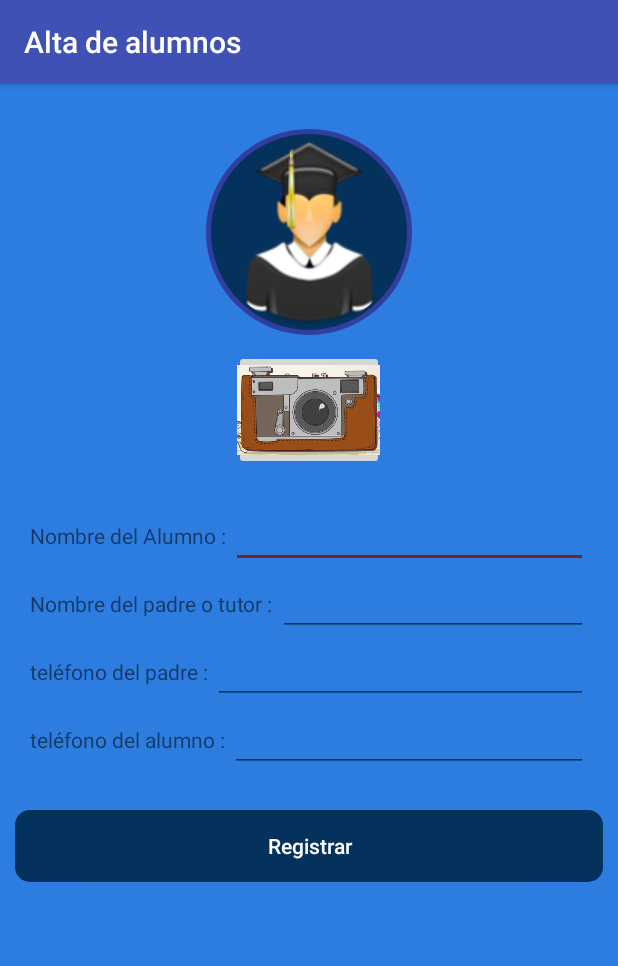
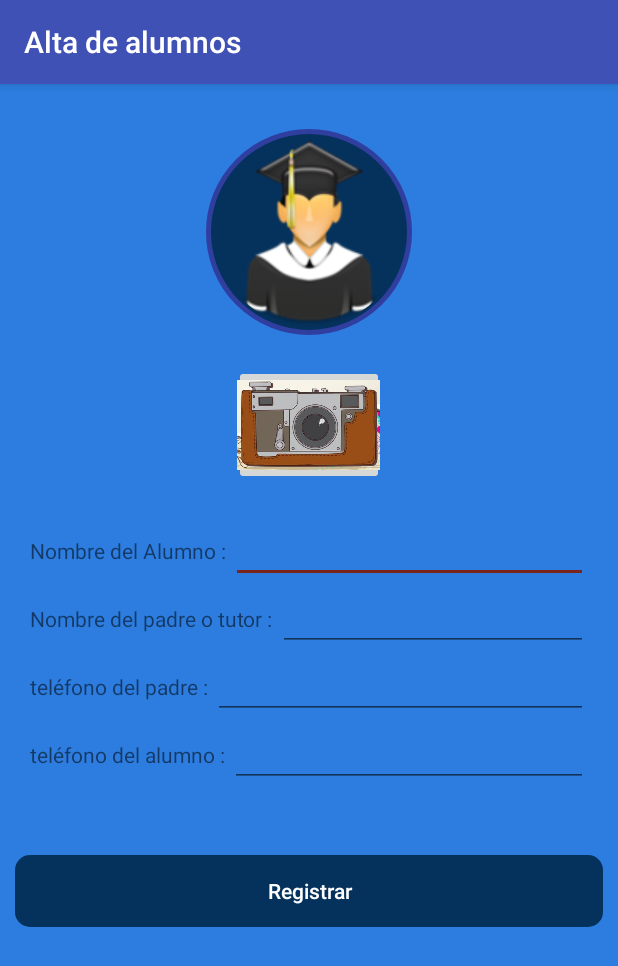
Before and after one commit to linkin123/GestorAsesorias, an Android app: the AltaAlumnoActivity screen opened directly, with no data from a screen before it, on a phone screen of 412 x 824 dp. Shown: the top 966 px of the screen. Run offline under Robolectric (Android 15) with nearby library versions, the phone set to English and light mode, and no system bars; our stand-ins replace ButterKnife, CircleImageView; libraries missing offline, so code that uses them is left out: javax.mail; pictures from the network do not load.

Commit message:
update altaalumno maestro progresbar pendientes

```diff
--- a/app/src/main/res/layout/activity_alta_alumno.xml
+++ b/app/src/main/res/layout/activity_alta_alumno.xml
@@ -1,5 +1,6 @@
 <?xml version="1.0" encoding="utf-8"?>
-<android.support.constraint.ConstraintLayout xmlns:android="http://schemas.android.com/apk/res/android"
+<android.support.constraint.ConstraintLayout
+    xmlns:android="http://schemas.android.com/apk/res/android"
     xmlns:app="http://schemas.android.com/apk/res-auto"
     android:layout_width="match_parent"
     android:layout_height="match_parent"
@@ -7,9 +8,16 @@
 
     <ScrollView
         android:layout_width="match_parent"
-        android:layout_height="wrap_content" />
+        android:layout_height="wrap_content" >
 
-    <de.hdodenhof.circleimageview.CircleImageView xmlns:app="http://schemas.android.com/apk/res-auto"
+        <LinearLayout
+            android:id="@+id/layout_alta_alumno"
+            android:layout_width="match_parent"
+            android:layout_height="wrap_content"
+            android:gravity="center"
+            android:orientation="vertical">
+
+        <de.hdodenhof.circleimageview.CircleImageView xmlns:app="http://schemas.android.com/apk/res-auto"
         android:id="@+id/profile_cv_contact_alumno"
         android:layout_width="137dp"
         android:layout_height="137dp"
@@ -17,10 +25,7 @@
         android:layout_marginTop="30dp"
         android:background="@drawable/profile_borde_image"
         android:padding="5dp"
-        android:src="@drawable/ic_alumnos"
-        app:layout_constraintEnd_toEndOf="parent"
-        app:layout_constraintStart_toStartOf="parent"
-        app:layout_constraintTop_toTopOf="parent" />
+        android:src="@drawable/ic_alumnos" />
 
     <ImageButton
         android:id="@+id/ib_camera_alumno"
@@ -28,20 +33,14 @@
         android:layout_height="80dp"
         android:layout_marginTop="10dp"
         android:scaleType="centerCrop"
-        android:src="@drawable/ic_camara"
-        app:layout_constraintEnd_toEndOf="parent"
-        app:layout_constraintStart_toStartOf="parent"
-        app:layout_constraintTop_toBottomOf="@+id/profile_cv_contact_alumno" />
+        android:src="@drawable/ic_camara" />
 
     <LinearLayout
         android:id="@+id/lly_datos"
         android:layout_width="match_parent"
         android:layout_height="wrap_content"
         android:layout_margin="20dp"
-        android:orientation="vertical"
-        app:layout_constraintEnd_toEndOf="parent"
-        app:layout_constraintStart_toStartOf="parent"
-        app:layout_constraintTop_toBottomOf="@id/ib_camera_alumno">
+        android:orientation="vertical">
 
         <LinearLayout
             android:layout_width="match_parent"
@@ -58,7 +57,6 @@
                 android:id="@+id/et_alta_alumno_nombre"
                 android:layout_width="match_parent"
                 android:layout_height="wrap_content" />
-
         </LinearLayout>
 
         <LinearLayout
@@ -76,7 +74,6 @@
                 android:id="@+id/et_alta_alumno_padre_nombre"
                 android:layout_width="fill_parent"
                 android:layout_height="wrap_content" />
-
         </LinearLayout>
 
         <LinearLayout
@@ -126,12 +123,21 @@
         android:layout_marginTop="25dp"
         android:background="@drawable/btn"
         android:text="Registrar"
-
         android:textAllCaps="false"
         android:textColor="#fff"
         app:layout_constraintEnd_toEndOf="parent"
         app:layout_constraintStart_toStartOf="parent"
         app:layout_constraintTop_toBottomOf="@+id/lly_datos" />
 
+        </LinearLayout>
+
+
+    </ScrollView>
+
+        <ProgressBar
+            android:visibility="gone"
+            android:id="@+id/layout_progressbar"
+            android:layout_width="match_parent"
+            android:layout_height="wrap_content" />
 
 </android.support.constraint.ConstraintLayout>
```
Also changed, not shown: app/src/main/java/com/example/dell/gestorasesorias/ui/activitys/alumnos/altaAlumnos/AltaAlumnoActivity.java (+51 -1 lines), app/src/main/res/layout/activity_alta_maestro.xml (+5 -15 lines), 1 other file.
